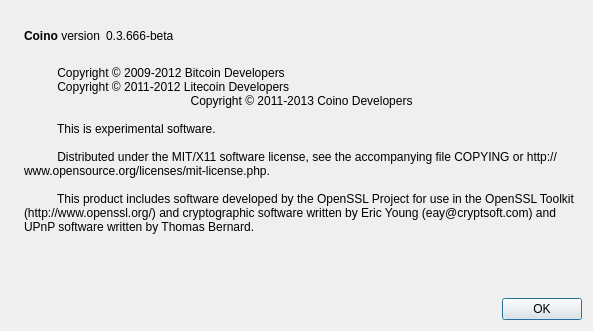
coino/coino, file src/qt/forms/aboutdialog.ui: the form before one commit.
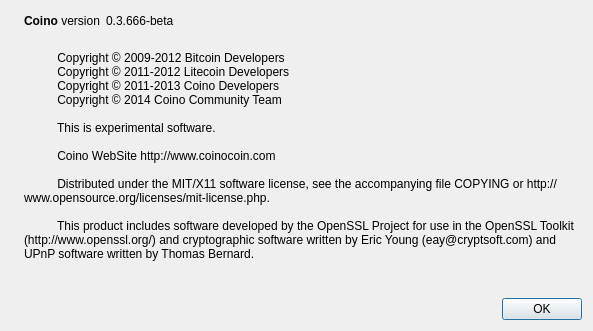
The form after the commit. Icons and pictures are not drawn.

Commit message: May 9 2014 Update: Adds Wallet Notify functions Updates Version Number Updates About Coino Information

Patch:
```diff
--- a/src/qt/forms/aboutdialog.ui
+++ b/src/qt/forms/aboutdialog.ui
@@ -97,10 +97,13 @@
         <string>
           Copyright © 2009-2012 Bitcoin Developers
           Copyright © 2011-2012 Litecoin Developers
-		  Copyright © 2011-2013 Coino Developers
+          Copyright © 2011-2013 Coino Developers
+          Copyright © 2014 Coino Community Team
 
           This is experimental software.
 
+          Coino WebSite http://www.coinocoin.com
+
           Distributed under the MIT/X11 software license, see the accompanying file COPYING or http://www.opensource.org/licenses/mit-license.php.
 
           This product includes software developed by the OpenSSL Project for use in the OpenSSL Toolkit (http://www.openssl.org/) and cryptographic software written by Eric Young (eay@cryptsoft.com) and UPnP software written by Thomas Bernard.
```
The commit also changes 6 other files.
